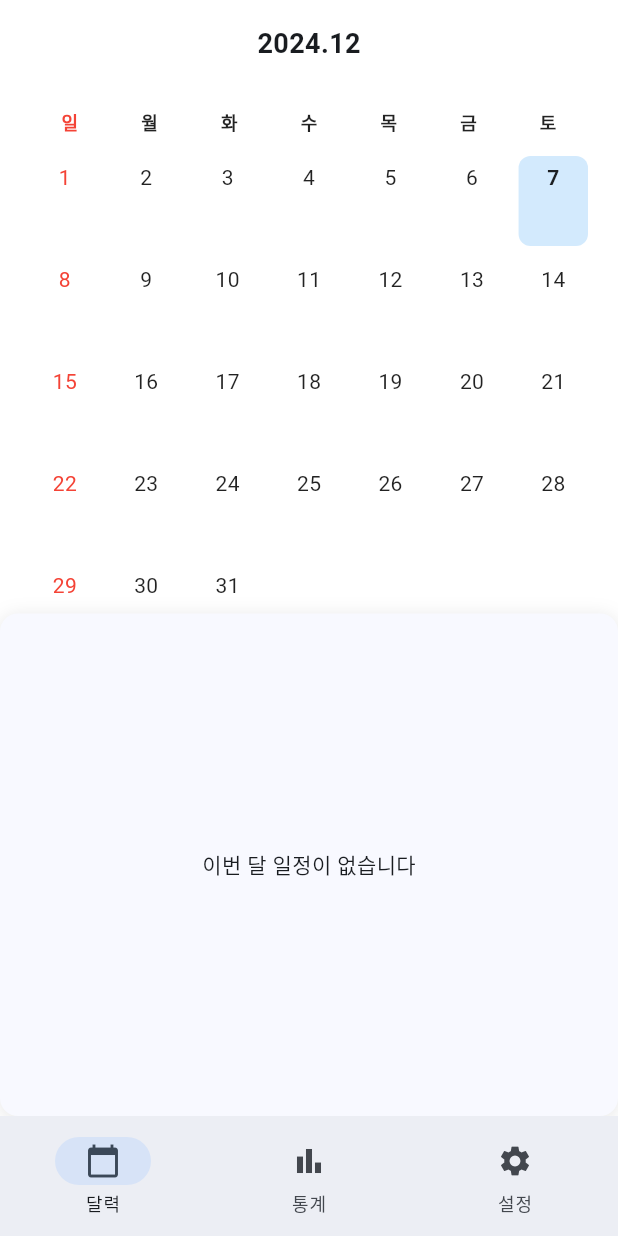
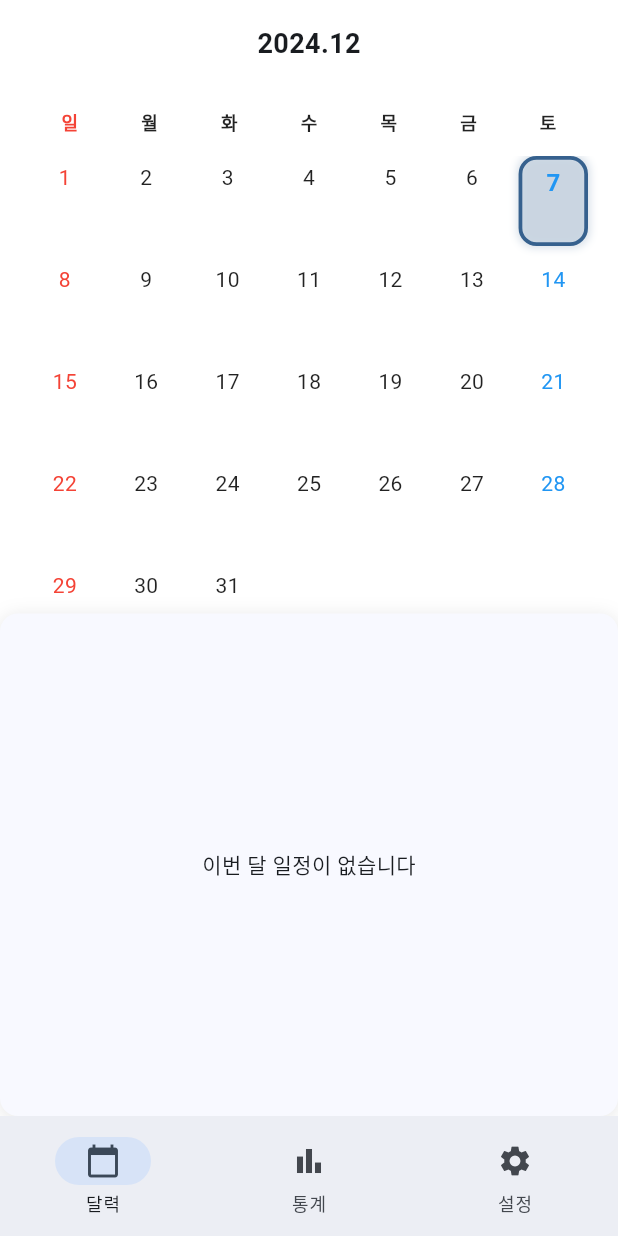
Before and after one commit to Dongkey-Dev/do-retro, a Flutter app: the screen it shows after launch, on a phone screen of 412 x 824 dp. Run offline on Flutter 3.47's test engine with Material 3 defaults, Android fonts, the phone set to English and light mode, and no system bars; our stand-ins replace dio, flutter_animate, shared_preferences; missing offline and left inert: pie_menu.

Commit message:
특정 날짜 선택하면 해당 날짜에 대해 인디케이터를 적용해주도록

```diff
--- a/client/lib/screens/calendar_screen.dart
+++ b/client/lib/screens/calendar_screen.dart
@@ -19,14 +19,14 @@ class _CalendarScreenState extends State<CalendarScreen> {
 
   void _handleDaySelected(DateTime date) {
     setState(() {
-      selectedDate = date;
+      selectedDate = DateTime(date.year, date.month, date.day);
     });
   }
 
   @override
   Widget build(BuildContext context) {
     return CalendarView(
-      selectedDate: selectedDate,
+      todayDate: selectedDate,
       onDaySelected: _handleDaySelected,
     );
   }
--- a/client/lib/screens/main_screen.dart
+++ b/client/lib/screens/main_screen.dart
@@ -22,7 +22,7 @@ class _MainScreenState extends State<MainScreen> {
     super.initState();
     _screens = [
       CalendarView(
-        selectedDate: _selectedDate,
+        todayDate: _selectedDate,
         onDaySelected: (date) {
           setState(() {
             _selectedDate = date;
--- a/client/lib/widgets/calendar/calendar_day_cell.dart
+++ b/client/lib/widgets/calendar/calendar_day_cell.dart
@@ -9,15 +9,15 @@ import '../../l10n/app_localizations.dart';
 
 class CalendarDayCell extends StatelessWidget {
   final DateTime date;
+  final Function(DateTime) onDaySelected;
   final DateTime selectedDate;
-  final Function(DateTime) onDaySelected;
   static const int maxVisibleIcons = 5;
 
   const CalendarDayCell({
     super.key,
     required this.date,
+    required this.onDaySelected,
     required this.selectedDate,
-    required this.onDaySelected,
   });
 
   void _showSubItems(BuildContext context, CategoryData category) {
@@ -164,6 +164,10 @@ class CalendarDayCell extends StatelessWidget {
   @override
   Widget build(BuildContext context) {
     final calendarTheme = Theme.of(context).calendarTheme;
+    final now = DateTime.now();
+    final isToday =
+        date.year == now.year && date.month == now.month && date.day == now.day;
+
     final isSelected = date.year == selectedDate.year &&
         date.month == selectedDate.month &&
         date.day == selectedDate.day;
@@ -203,23 +207,46 @@ class CalendarDayCell extends StatelessWidget {
       child: Container(
         decoration: BoxDecoration(
           color: isSelected
-              ? calendarTheme.selectedDayColor.withOpacity(0.2)
+              ? Theme.of(context).primaryColor.withOpacity(0.08)
+              : Colors.transparent,
+          border: isToday
+              ? Border.all(
+                  color: Theme.of(context).primaryColor,
+                  width: 2.5,
+                )
+              : isSelected
+                  ? Border.all(
+                      color: Theme.of(context).primaryColor.withOpacity(0.3),
+                      width: 1.5,
+                    )
+                  : null,
+          borderRadius: BorderRadius.circular(12),
+          boxShadow: isToday
+              ? [
+                  BoxShadow(
+                    color: Theme.of(context).primaryColor.withOpacity(0.2),
+                    blurRadius: 4,
+                    spreadRadius: 1,
+                  )
+                ]
               : null,
-          borderRadius: BorderRadius.circular(8),
         ),
         child: Column(
           children: [
             Align(
               alignment: Alignment.topCenter,
-              child: Padding(
-                padding: const EdgeInsets.only(top: 4),
+              child: Container(
+                padding: const EdgeInsets.symmetric(vertical: 4),
                 child: Text(
                   '${date.day}',
                   style: TextStyle(
                     color: date.weekday == DateTime.sunday
                         ? calendarTheme.sundayTextColor
-                        : calendarTheme.dayTextColor,
-                    fontWeight: isSelected ? FontWeight.bold : null,
+                        : date.weekday == DateTime.saturday
+                            ? Colors.blue
+                            : calendarTheme.dayTextColor,
+                    fontWeight: isToday || isSelected ? FontWeight.bold : null,
+                    fontSize: isToday || isSelected ? 16 : 14,
                   ),
                 ),
               ),
--- a/client/lib/widgets/calendar/calendar_view.dart
+++ b/client/lib/widgets/calendar/calendar_view.dart
@@ -12,12 +12,12 @@ enum CalendarViewType {
 }
 
 class CalendarView extends StatefulWidget {
-  final DateTime selectedDate;
+  final DateTime todayDate;
   final Function(DateTime) onDaySelected;
 
   const CalendarView({
     super.key,
-    required this.selectedDate,
+    required this.todayDate,
     required this.onDaySelected,
   });
 
@@ -33,8 +33,7 @@ class _CalendarViewState extends State<CalendarView> {
   @override
   void initState() {
     super.initState();
-    _currentMonth =
-        DateTime(widget.selectedDate.year, widget.selectedDate.month);
+    _currentMonth = DateTime(widget.todayDate.year, widget.todayDate.month);
     _pageController = PageController(initialPage: 1000);
 
     // 초기 3개월 캐시 설정
@@ -76,7 +75,8 @@ class _CalendarViewState extends State<CalendarView> {
     // 캐시 업데이트
     _updateMonthCache(page);
 
-    widget.onDaySelected(DateTime(newMonth.year, newMonth.month, 1));
+    // 월이 변경될 때는 날짜 선택을 하지 않도록 수정
+    // widget.onDaySelected(DateTime(newMonth.year, newMonth.month, 1));
   }
 
   void _updateMonthCache(int currentPage) {
@@ -143,8 +143,6 @@ class _CalendarViewState extends State<CalendarView> {
                             );
                         return MonthView(
                           monthDate: itemMonth,
-                          selectedDate: widget.selectedDate,
-                          onDaySelected: widget.onDaySelected,
                         );
                       },
                     ),
--- a/client/lib/widgets/calendar/month_view.dart
+++ b/client/lib/widgets/calendar/month_view.dart
@@ -4,17 +4,32 @@ import 'calendar_day_cell.dart';
 import 'calendar_utils.dart';
 import 'package:simple_todo/l10n/app_localizations.dart';
 
-class MonthView extends StatelessWidget {
+class MonthView extends StatefulWidget {
   final DateTime monthDate;
-  final DateTime selectedDate;
-  final Function(DateTime) onDaySelected;
 
   const MonthView({
     super.key,
     required this.monthDate,
-    required this.selectedDate,
-    required this.onDaySelected,
   });
+
+  @override
+  State<MonthView> createState() => _MonthViewState();
+}
+
+class _MonthViewState extends State<MonthView> {
+  late DateTime _selectedDate;
+
+  @override
+  void initState() {
+    super.initState();
+    _selectedDate = DateTime.now();
+  }
+
+  void _handleDaySelected(DateTime date) {
+    setState(() {
+      _selectedDate = date;
+    });
+  }
 
   @override
   Widget build(BuildContext context) {
@@ -57,27 +72,28 @@ class MonthView extends StatelessWidget {
   }
 
   Widget _buildMonthViewCell(int index) {
-    if (index < CalendarUtils.getFirstWeekday(monthDate)) {
+    if (index < CalendarUtils.getFirstWeekday(widget.monthDate)) {
       return const SizedBox();
     }
 
-    final day = index - CalendarUtils.getFirstWeekday(monthDate) + 1;
-    if (day > CalendarUtils.getDaysInMonth(monthDate)) {
+    final day = index - CalendarUtils.getFirstWeekday(widget.monthDate) + 1;
+    if (day > CalendarUtils.getDaysInMonth(widget.monthDate)) {
       return const SizedBox();
     }
 
-    final currentDate = DateTime(monthDate.year, monthDate.month, day);
+    final currentDate =
+        DateTime(widget.monthDate.year, widget.monthDate.month, day);
 
     return CalendarDayCell(
       date: currentDate,
-      selectedDate: selectedDate,
-      onDaySelected: onDaySelected,
+      selectedDate: _selectedDate,
+      onDaySelected: _handleDaySelected,
     );
   }
 
   int _calculateItemCount() {
-    return CalendarUtils.getDaysInMonth(monthDate) +
-        CalendarUtils.getFirstWeekday(monthDate);
+    return CalendarUtils.getDaysInMonth(widget.monthDate) +
+        CalendarUtils.getFirstWeekday(widget.monthDate);
   }
 
   Widget _buildWeekdayNames(BuildContext context) {
@@ -102,7 +118,7 @@ class MonthView extends StatelessWidget {
             child: Text(
               day,
               style: TextStyle(
-                color: day == l10n.weekdaySun // 일요일 체크도 l10n 사용
+                color: day == l10n.weekdaySun
                     ? calendarTheme.sundayTextColor
                     : calendarTheme.weekdayTextColor,
                 fontSize: 12,
--- a/client/lib/widgets/calendar/week_view.dart
+++ b/client/lib/widgets/calendar/week_view.dart
@@ -1,15 +1,14 @@
 import 'package:flutter/material.dart';
 import 'calendar_day_cell.dart';
-import 'calendar_utils.dart';
 
 class WeekView extends StatelessWidget {
-  final DateTime selectedDate;
+  final DateTime todayDate;
   final Function(DateTime) onDaySelected;
   final Animation<double> heightFactor;
 
   const WeekView({
     super.key,
-    required this.selectedDate,
+    required this.todayDate,
     required this.onDaySelected,
     required this.heightFactor,
   });
@@ -26,8 +25,7 @@ class WeekView extends StatelessWidget {
     final cellHeight = availableHeight / 6;
     final childAspectRatio = cellWidth / cellHeight;
 
-    final weekStart =
-        selectedDate.subtract(Duration(days: selectedDate.weekday - 1));
+    final weekStart = todayDate.subtract(Duration(days: todayDate.weekday - 1));
 
     return AnimatedBuilder(
       animation: heightFactor,
@@ -49,7 +47,7 @@ class WeekView extends StatelessWidget {
               final currentDate = weekStart.add(Duration(days: index));
               return CalendarDayCell(
                 date: currentDate,
-                selectedDate: selectedDate,
+                todayDate: todayDate,
                 onDaySelected: onDaySelected,
               );
             },
```
